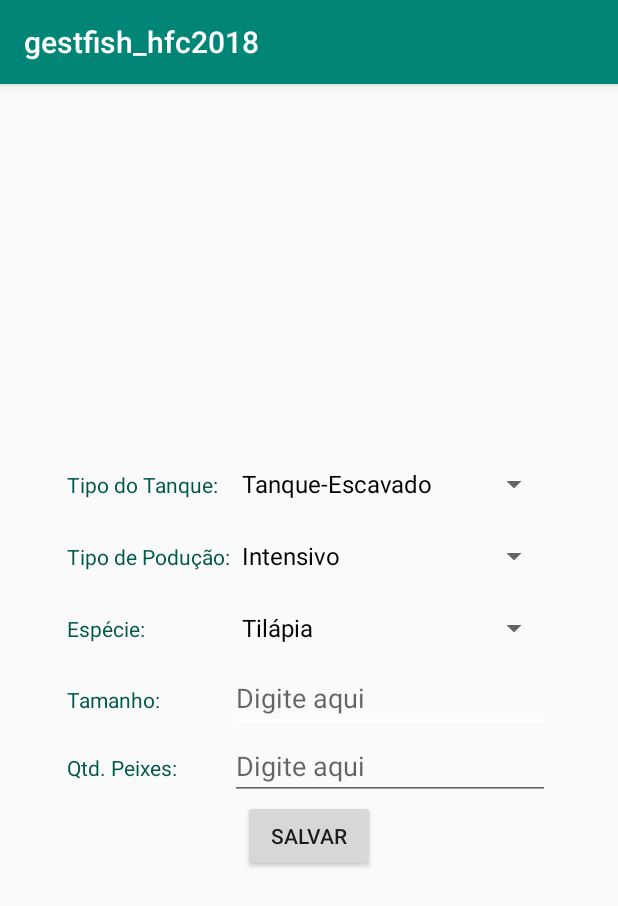
After one commit to Adailsonacj/gestfish_hfc2018, an Android app: the AddTanque screen opened directly, with no data from a screen before it, on a phone screen of 412 x 824 dp. The commit adds this screen. Shown: the top 906 px of the screen. Run offline under Robolectric (Android 15) with nearby library versions, the phone set to English and light mode, and no system bars.

Commit message:
Tela de adicionar Tanques

```diff
--- a/app/src/main/AndroidManifest.xml
+++ b/app/src/main/AndroidManifest.xml
@@ -11,7 +11,9 @@
         android:supportsRtl="true"
         android:theme="@style/AppTheme"
         tools:ignore="GoogleAppIndexingWarning">
-        <activity android:name=".Home"  android:theme="@style/AppNoActionBar">
+        <activity
+            android:name=".Home"
+            android:theme="@style/AppNoActionBar">
             <intent-filter>
                 <action android:name="android.intent.action.MAIN" />
 
@@ -21,7 +23,8 @@
         <activity
             android:name=".Tanques"
             android:label="@string/title_activity_tanques"
-            android:theme="@style/AppTheme.NoActionBar"></activity>
+            android:theme="@style/AppTheme.NoActionBar" />
+        <activity android:name=".AddTanque"></activity>
     </application>
 
 </manifest>
--- /dev/null
+++ b/app/src/main/java/com/sharknado/gestfish_hfc2018/AddTanque.java
@@ -0,0 +1,66 @@
+package com.sharknado.gestfish_hfc2018;
+
+import android.content.Intent;
+import android.support.v7.app.AppCompatActivity;
+import android.os.Bundle;
+import android.view.View;
+import android.widget.AdapterView;
+import android.widget.ArrayAdapter;
+import android.widget.ListView;
+import android.widget.Spinner;
+
+import java.util.ArrayList;
+import java.util.List;
+
+public class AddTanque extends AppCompatActivity implements AdapterView.OnItemSelectedListener {
+
+    private Spinner spTipo;
+    private Spinner spTipoProducao;
+    private Spinner spEspecie;
+
+    @Override
+    protected void onCreate(Bundle savedInstanceState) {
+        super.onCreate(savedInstanceState);
+        setContentView(R.layout.activity_add_tanque);
+
+        spTipo = findViewById(R.id.spTipo);
+        List<String> listTipo = new ArrayList<>();
+        listTipo.add("Tanque-Escavado");
+        listTipo.add("Tanque-Rede");
+        listTipo.add("Tanque-Escavado");
+        ArrayAdapter<String> arrayAdapter = new ArrayAdapter(this, android.R.layout.simple_spinner_dropdown_item, listTipo);
+        arrayAdapter.setDropDownViewResource(android.R.layout.simple_spinner_dropdown_item);
+        spTipo.setAdapter(arrayAdapter);
+        //spTipo.setOnItemSelectedListener(this);
+        spTipoProducao = findViewById(R.id.spTipoProducao);
+        List<String> listTipoProducao = new ArrayList<>();
+        listTipoProducao.add("Intensivo");
+        listTipoProducao.add("Semi-Intensivo");
+        ArrayAdapter<String> arrayAdapter1 = new ArrayAdapter(this, android.R.layout.simple_spinner_dropdown_item, listTipoProducao);
+        spTipoProducao.setAdapter(arrayAdapter1);
+        spEspecie = findViewById(R.id.spEspecie);
+        List<String> especie = new ArrayList<>();
+        especie.add("Tilápia");
+        especie.add("Tambaqui");
+        especie.add("Pacu");
+        especie.add("Tambacu");
+        ArrayAdapter<String> arrayAdapter2 = new ArrayAdapter(this, android.R.layout.simple_spinner_dropdown_item, especie);
+        spEspecie.setAdapter(arrayAdapter2);
+    }
+
+    public void addTanque(View view) {
+        Intent vrintention = new Intent(this, Tanques.class);
+        startActivity(vrintention);
+        finish();
+    }
+
+    @Override
+    public void onItemSelected(AdapterView<?> parent, View view, int position, long id) {
+
+    }
+
+    @Override
+    public void onNothingSelected(AdapterView<?> parent) {
+
+    }
+}
--- a/app/src/main/java/com/sharknado/gestfish_hfc2018/Tanques.java
+++ b/app/src/main/java/com/sharknado/gestfish_hfc2018/Tanques.java
@@ -15,7 +15,7 @@ import android.view.Menu;
 import android.view.MenuItem;
 import android.widget.ListView;
 
-import com.sharknado.gestfish_hfc2018.models.TanqueModel;
+import com.sharknado.gestfish_hfc2018.model.TanqueModel;
 
 import java.util.ArrayList;
 
@@ -24,6 +24,7 @@ public class Tanques extends AppCompatActivity
 
     ListView listView;
     TanquesAdapter tanquesAdapter;
+    public static ArrayList<TanqueModel> tanques = new ArrayList<>();
 
     @Override
     protected void onCreate(Bundle savedInstanceState) {
@@ -33,21 +34,13 @@ public class Tanques extends AppCompatActivity
         setSupportActionBar(toolbar);
 
         listView = findViewById(R.id.listTanques);
-        ArrayList<TanqueModel> tanques = new ArrayList<>();
         tanques.add(new TanqueModel("Tanque Escavado", "Semi-Intensivo", "Tambaqui", 20, 1000));
         tanques.add(new TanqueModel("Tanque Rede", "Intensivo", "Pacu", 50, 2000));
         tanques.add(new TanqueModel("Tanque Elevado", "Intensivo", "Tilápia", 60, 2000));
         tanquesAdapter = new TanquesAdapter(this, tanques);
         listView.setAdapter(tanquesAdapter);
 
-        FloatingActionButton fab = (FloatingActionButton) findViewById(R.id.fab);
-        fab.setOnClickListener(new View.OnClickListener() {
-            @Override
-            public void onClick(View view) {
-                Snackbar.make(view, "Replace with your own action", Snackbar.LENGTH_LONG)
-                        .setAction("Action", null).show();
-            }
-        });
+        FloatingActionButton fab = (FloatingActionButton) findViewById(R.id.addTanque);
 
         DrawerLayout drawer = (DrawerLayout) findViewById(R.id.drawer_layout);
         ActionBarDrawerToggle toggle = new ActionBarDrawerToggle(
@@ -117,4 +110,9 @@ public class Tanques extends AppCompatActivity
         drawer.closeDrawer(GravityCompat.START);
         return true;
     }
+
+    public void addTanque(View view) {
+        Intent vrintention = new Intent(this, AddTanque.class);
+        startActivity(vrintention);
+    }
 }
--- a/app/src/main/java/com/sharknado/gestfish_hfc2018/TanquesAdapter.java
+++ b/app/src/main/java/com/sharknado/gestfish_hfc2018/TanquesAdapter.java
@@ -7,7 +7,7 @@ import android.view.ViewGroup;
 import android.widget.BaseAdapter;
 import android.widget.TextView;
 
-import com.sharknado.gestfish_hfc2018.models.TanqueModel;
+import com.sharknado.gestfish_hfc2018.model.TanqueModel;
 
 import java.util.ArrayList;
 
--- a/app/src/main/java/com/sharknado/gestfish_hfc2018/dao/UsuarioDao.java
+++ b/app/src/main/java/com/sharknado/gestfish_hfc2018/dao/UsuarioDao.java
@@ -6,7 +6,7 @@ public class UsuarioDao  extends DaoGenerica<Usuario>{
     public UsuarioDao() {
         super();
         getBase().add(new Usuario("Daniel", "Carvalho", "danielarraiscarvalho@gmail.com", "12345678"));
-        getBase().add(new Usuario("Adailson", "Aguiar", "adailsonaguiar@gmail.com", "12345678"));
+        getBase().add(new Usuario("Adailson", "Aguiar", ".", "."));
         getBase().add(new Usuario("Nareilson", "Bispo", "nareilsonbispo@gmail.com", "12345678"));
     }
 
--- a/app/src/main/java/com/sharknado/gestfish_hfc2018/models/TanqueModel.java
+++ b/app/src/main/java/com/sharknado/gestfish_hfc2018/model/TanqueModel.java
@@ -1,4 +1,4 @@
-package com.sharknado.gestfish_hfc2018.models;
+package com.sharknado.gestfish_hfc2018.model;
 
 public class TanqueModel {
     private String tipo;
--- /dev/null
+++ b/app/src/main/res/layout/activity_add_tanque.xml
@@ -0,0 +1,116 @@
+<?xml version="1.0" encoding="utf-8"?>
+<LinearLayout xmlns:android="http://schemas.android.com/apk/res/android"
+    xmlns:app="http://schemas.android.com/apk/res-auto"
+    xmlns:tools="http://schemas.android.com/tools"
+    android:layout_width="match_parent"
+    android:layout_height="match_parent"
+    android:gravity="center_vertical|center_horizontal"
+    android:orientation="vertical"
+    tools:context=".AddTanque">
+
+
+    <TableLayout
+        android:layout_width="wrap_content"
+        android:layout_height="wrap_content">
+
+        <TableRow
+            android:layout_width="match_parent"
+            android:layout_height="match_parent">
+
+            <TextView
+                android:id="@+id/textView2"
+                android:layout_width="wrap_content"
+                android:layout_height="wrap_content"
+                android:text="Tipo do Tanque:"
+                android:textColor="@color/colorPrimaryDark" />
+
+            <Spinner
+                android:id="@+id/spTipo"
+                android:layout_width="match_parent"
+                android:layout_height="wrap_content" />
+
+        </TableRow>
+
+        <TableRow
+            android:layout_width="match_parent"
+            android:layout_height="match_parent">
+
+            <TextView
+                android:id="@+id/textView3"
+                android:layout_width="wrap_content"
+                android:layout_height="wrap_content"
+                android:text="Tipo de Podução:"
+                android:textColor="@color/colorPrimaryDark" />
+
+            <Spinner
+                android:id="@+id/spTipoProducao"
+                android:layout_width="match_parent"
+                android:layout_height="wrap_content" />
+        </TableRow>
+
+        <TableRow
+            android:layout_width="match_parent"
+            android:layout_height="match_parent">
+
+            <TextView
+                android:id="@+id/textView7"
+                android:layout_width="wrap_content"
+                android:layout_height="wrap_content"
+                android:text="Espécie:"
+                android:textColor="@color/colorPrimaryDark" />
+
+            <Spinner
+                android:id="@+id/spEspecie"
+                android:layout_width="match_parent"
+                android:layout_height="wrap_content" />
+        </TableRow>
+
+        <TableRow
+            android:layout_width="match_parent"
+            android:layout_height="match_parent">
+
+            <TextView
+                android:id="@+id/textView12"
+                android:layout_width="wrap_content"
+                android:layout_height="wrap_content"
+                android:text="Tamanho:"
+                android:textColor="@color/colorPrimaryDark" />
+
+            <EditText
+                android:id="@+id/editTamanho"
+                android:layout_width="wrap_content"
+                android:layout_height="wrap_content"
+                android:ems="10"
+                android:hint="Digite aqui"
+                android:inputType="number" />
+
+        </TableRow>
+
+        <TableRow
+            android:layout_width="match_parent"
+            android:layout_height="match_parent" >
+
+            <TextView
+                android:id="@+id/textView11"
+                android:layout_width="wrap_content"
+                android:layout_height="wrap_content"
+                android:text="Qtd. Peixes:"
+                android:textColor="@color/colorPrimaryDark" />
+
+            <EditText
+                android:layout_width="wrap_content"
+                android:layout_height="wrap_content"
+                android:ems="10"
+                android:hint="Digite aqui"
+                android:inputType="textUri|number" />
+        </TableRow>
+    </TableLayout>
+
+    <Button
+        android:id="@+id/addTanque"
+        android:layout_width="wrap_content"
+        android:layout_height="wrap_content"
+        android:onClick="addTanque"
+        android:text="Salvar" />
+
+</LinearLayout>
--- a/app/src/main/res/layout/app_bar_tanques.xml
+++ b/app/src/main/res/layout/app_bar_tanques.xml
@@ -23,11 +23,12 @@
     <include layout="@layout/content_tanques" />
 
     <android.support.design.widget.FloatingActionButton
-        android:id="@+id/fab"
+        android:id="@+id/addTanque"
+        android:onClick="addTanque"
         android:layout_width="wrap_content"
         android:layout_height="wrap_content"
         android:layout_gravity="bottom|end"
         android:layout_margin="@dimen/fab_margin"
-        app:srcCompat="@android:drawable/ic_dialog_email" />
+        app:srcCompat="@android:drawable/ic_input_add" />
 
 </android.support.design.widget.CoordinatorLayout>
--- /dev/null
+++ b/app/src/main/res/layout/spinner_model.xml
@@ -0,0 +1,6 @@
+<TextView xmlns:android="http://schemas.android.com/apk/res/android"
+    android:id="@android:id/text1"
+    android:layout_width="match_parent"
+    android:layout_height="wrap_content"
+    android:textSize="18sp"
+    android:textColor="#ffffff" />
```
